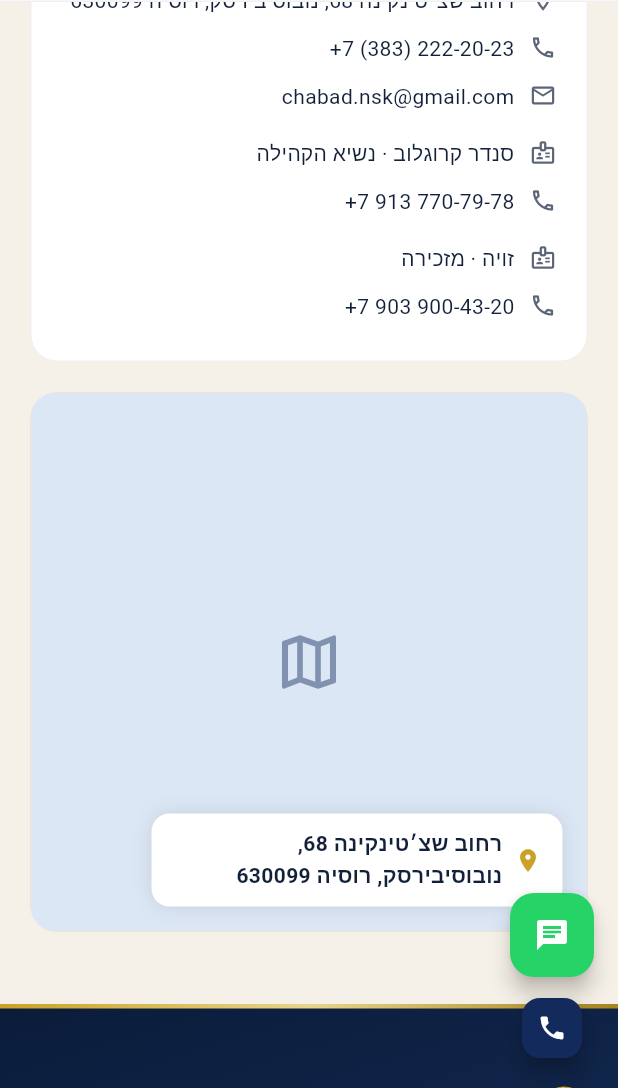
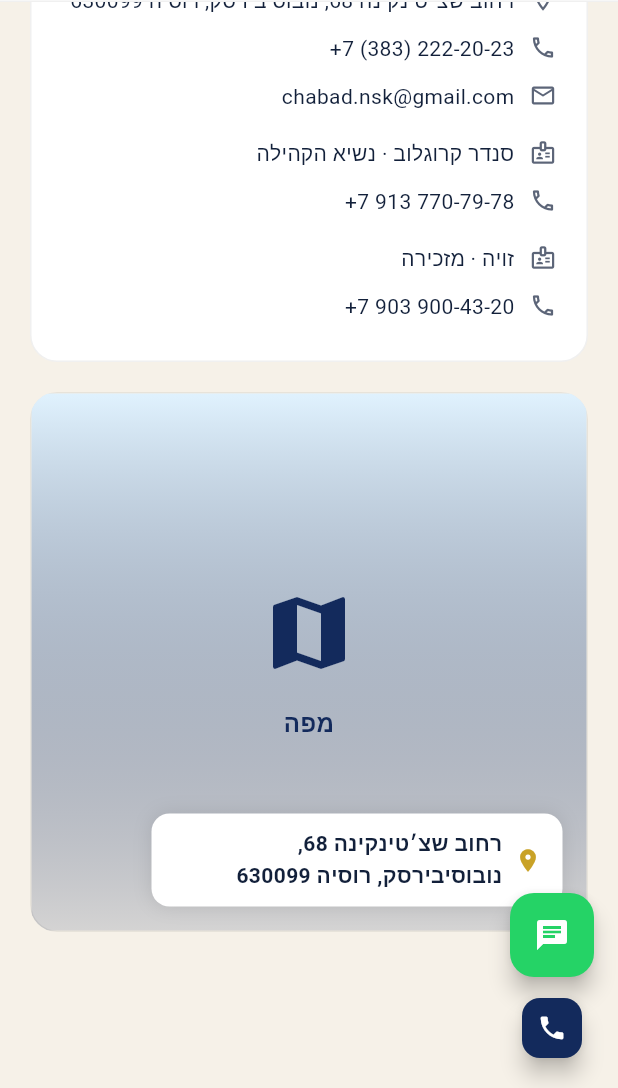
Before and after one commit to shneurGreenberg/chabad-site, a Flutter app: the AboutPage screen opened by its route, scrolled down 1152 dp, on a phone screen of 412 x 824 dp, the part 148-1236 px from its top. Run offline on Flutter 3.47's test engine with Material 3 defaults, Android fonts, the phone set to English and light mode, and no system bars; drawn by our look-alikes of flutter_animate; our stand-ins replace cloud_firestore, firebase_auth, firebase_core, go_router, image_picker, web; missing offline and left inert: dart:js_interop; accounts and stored records are empty; network calls fail; Roboto replaces fonts that are missing (Heebo).

Commit message:
Fix functional issues across the site
- Cemetery: Add autofocus to search TextField
- Mobile nav: Close drawer on route change
- Layout: Increase bottom padding to prevent FAB overlap (40px → 120px)
- About page: Replace empty map iframe with tappable Google Maps link
- Store: Show 'Contact for price' for ₽0 items instead of ₽0.00
- Auth: Fail closed when admin allowlist is empty (security fix)
- README: Update clone URL to correct repo and remove stale mock data claim

Co-authored-by: shneurGreenberg <shneurGreenberg@users.noreply.github.com>

```diff
--- a/lib/l10n/strings.dart
+++ b/lib/l10n/strings.dart
@@ -346,6 +346,11 @@ const Map<String, Map<String, String>> _strings = {
   'store.books': {'he': 'ספרים', 'en': 'Books', 'ru': 'Книги'},
   'store.food': {'he': 'אוכל כשר', 'en': 'Kosher food', 'ru': 'Кошерная еда'},
   'store.addToCart': {'he': 'הוספה לסל', 'en': 'Add to cart', 'ru': 'В корзину'},
+  'store.contactForPrice': {
+    'he': 'צור קשר לתמחור',
+    'en': 'Contact for price',
+    'ru': 'Уточняйте цену'
+  },
   'store.cart': {'he': 'סל קניות', 'en': 'Cart', 'ru': 'Корзина'},
   'store.cart.empty': {
     'he': 'הסל ריק',
--- a/lib/pages/client/about_page.dart
+++ b/lib/pages/client/about_page.dart
@@ -3,9 +3,9 @@ import 'package:provider/provider.dart';
 import '../../data/repository.dart';
 import '../../l10n/strings.dart';
 import '../../models.dart';
+import '../../services/links.dart';
 import '../../theme.dart';
 import '../../widgets/common.dart';
-import '../../widgets/map_embed.dart';
 import '../../widgets/site_scaffold.dart';
 import '../../widgets/playful_icons.dart';
 
@@ -167,15 +167,7 @@ class AboutPage extends StatelessWidget {
 
   Widget _map(BuildContext context, AppRepository repo, LocaleController loc) {
     final address = trLoc(repo.contact.address, loc.lang);
-    final key = repo.googleMapsApiKey.trim();
-    final url = key.isNotEmpty
-        ? googleMapsEmbedUrl(
-            apiKey: key,
-            lat: repo.location.latitude,
-            lon: repo.location.longitude,
-            address: address,
-          )
-        : osmEmbedUrl(repo.location.latitude, repo.location.longitude);
+    final googleMapsUrl = 'https://www.google.com/maps/search/?api=1&query=${repo.location.latitude},${repo.location.longitude}';
     return ClipRRect(
       borderRadius: BorderRadius.circular(18),
       child: Container(
@@ -184,9 +176,39 @@ class AboutPage extends StatelessWidget {
           borderRadius: BorderRadius.circular(18),
           border: Border.all(color: Colors.black.withValues(alpha: 0.06)),
         ),
+        child: InkWell(
+          onTap: () => openUrl(googleMapsUrl),
           child: Stack(
             children: [
-            Positioned.fill(child: MapEmbed(url: url)),
+              Positioned.fill(
+                child: Container(
+                  decoration: BoxDecoration(
+                    gradient: LinearGradient(
+                      begin: Alignment.topCenter,
+                      end: Alignment.bottomCenter,
+                      colors: [
+                        const Color(0xFFE0F2FE),
+                        AppColors.primary.withValues(alpha: 0.15),
+                      ],
+                    ),
+                  ),
+                  child: Column(
+                    mainAxisAlignment: MainAxisAlignment.center,
+                    children: [
+                      PlayfulIcon(Icons.map, color: AppColors.primary, size: 64),
+                      const SizedBox(height: 16),
+                      Text(
+                        loc.t('about.map'),
+                        style: TextStyle(
+                          color: AppColors.primary,
+                          fontWeight: FontWeight.w700,
+                          fontSize: 16,
+                        ),
+                      ),
+                    ],
+                  ),
+                ),
+              ),
               PositionedDirectional(
                 start: 16,
                 bottom: 16,
@@ -217,6 +239,7 @@ class AboutPage extends StatelessWidget {
             ],
           ),
         ),
+      ),
     );
   }
 }
--- a/lib/pages/client/cemetery_page.dart
+++ b/lib/pages/client/cemetery_page.dart
@@ -80,6 +80,7 @@ class _CemeteryPageState extends State<CemeteryPage> {
               ).hoverLift(),
               const SizedBox(height: 8),
               TextField(
+                autofocus: true,
                 decoration: InputDecoration(
                   prefixIcon: const PlayfulIcon(Icons.search),
                   hintText: loc.t('cemetery.search'),
--- a/lib/state/auth.dart
+++ b/lib/state/auth.dart
@@ -51,7 +51,7 @@ class AuthController extends ChangeNotifier {
         .map((e) => e.trim().toLowerCase())
         .where((e) => e.contains('@'))
         .toSet();
-    if (allow.isEmpty) return true;
+    if (allow.isEmpty) return false;
     return allow.contains(email);
   }
 
--- a/lib/widgets/site_scaffold.dart
+++ b/lib/widgets/site_scaffold.dart
@@ -88,6 +88,12 @@ class _SiteShellState extends State<SiteShell> {
     if (oldWidget.currentRoute != widget.currentRoute) {
       WidgetsBinding.instance.addPostFrameCallback((_) {
         if (_scroll.hasClients) _scroll.jumpTo(0);
+        if (mounted && Scaffold.of(context).isDrawerOpen) {
+          Navigator.of(context).pop();
+        }
+        if (mounted && Scaffold.of(context).isEndDrawerOpen) {
+          Navigator.of(context).pop();
+        }
       });
     }
   }
@@ -119,7 +125,7 @@ class _SiteShellState extends State<SiteShell> {
             crossAxisAlignment: CrossAxisAlignment.stretch,
             children: [
               widget.child,
-              const SizedBox(height: 40),
+              const SizedBox(height: 120),
               const _SiteFooter(),
             ],
           ),
```
Also changed, not shown: lib/widgets/cards.dart (+11 -2 lines), 1 other file. Lines whose indentation alone changed are shown as unchanged.
